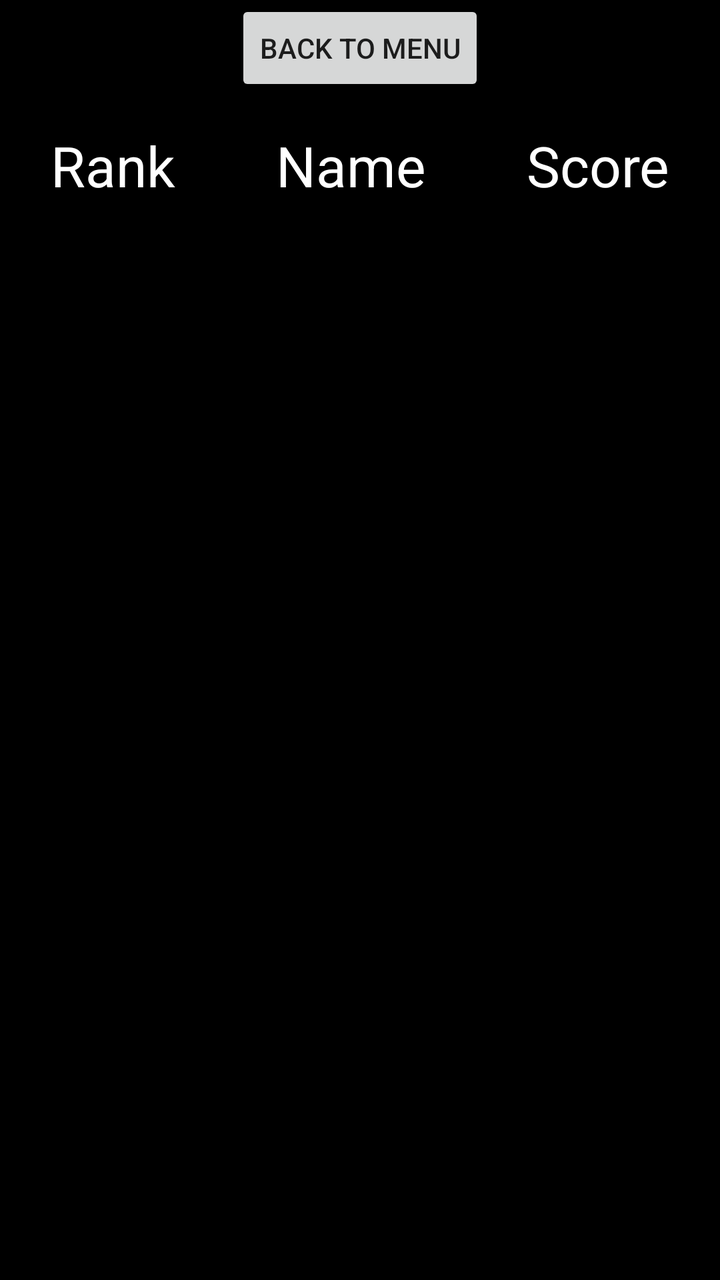
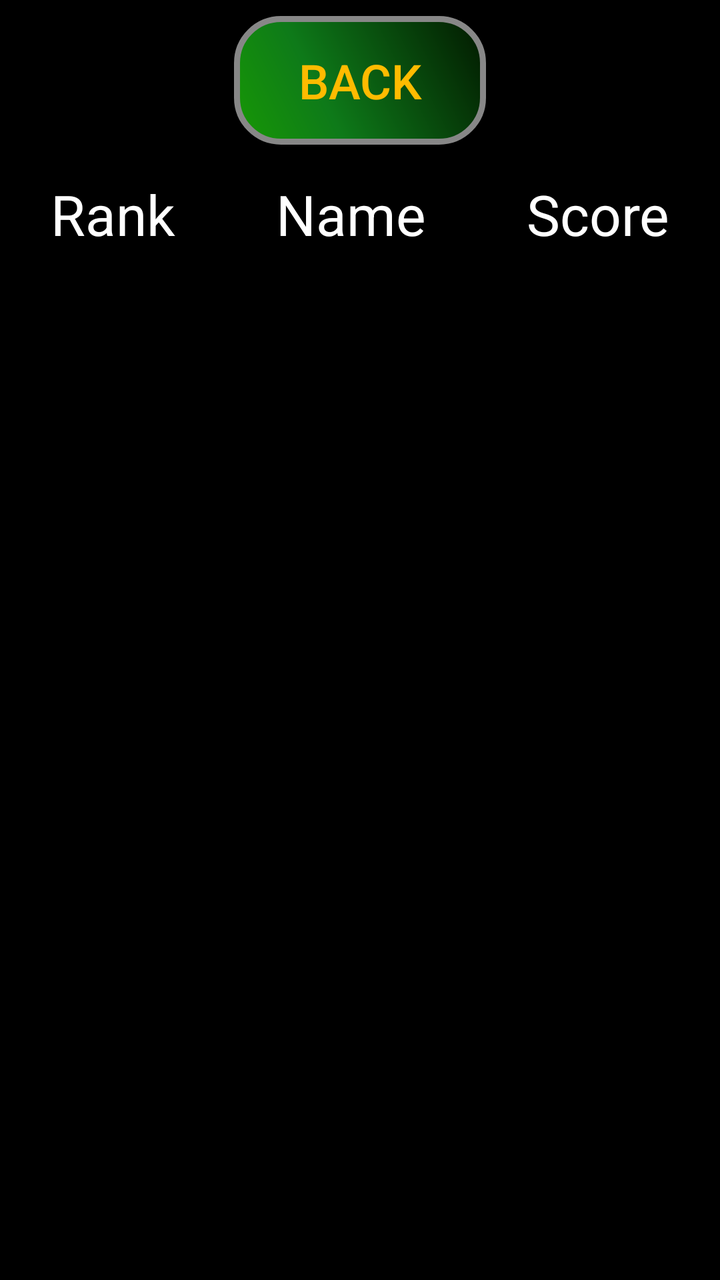

The first picture is an Android layout as it rendered before a commit; the second is the same layout after the commit. The layout source and the unified diff follow.
<!-- AndroidManifest.xml: application theme AppTheme -->
<!-- res/layout/highscores.xml -->
<?xml version="1.0" encoding="utf-8"?>
<LinearLayout xmlns:android="http://schemas.android.com/apk/res/android"
    xmlns:tools="http://schemas.android.com/tools"
    tools:context="de.spicysources.bubblepenetration.MainActivity"
    android:orientation="vertical" android:layout_width="match_parent"
    android:layout_height="match_parent"
    android:background="@color/black">

    <Button
        android:layout_width="wrap_content"
        android:layout_height="wrap_content"
        android:text="Back to Menu"
        android:id="@+id/highscore_back_button"
        android:layout_gravity="center_horizontal"
        android:onClick="backToMenu" />

    <LinearLayout
        android:orientation="horizontal"
        android:layout_width="match_parent"
        android:layout_height="wrap_content"
        android:layout_marginTop="16dp">

        <TextView
            android:layout_width="wrap_content"
            android:layout_height="wrap_content"
            android:layout_weight="1"
            android:text="Rank"
            android:textColor="@color/white"
            android:textSize="28dp"
            android:textAlignment="center"
            android:id="@+id/table_rank" />

        <TextView
            android:layout_width="wrap_content"
            android:layout_height="wrap_content"
            android:layout_weight="1"
            android:text="Name"
            android:id="@+id/table_name"
            android:textColor="@color/white"
            android:textSize="28dp"
            android:textAlignment="center"/>

        <TextView
            android:layout_width="wrap_content"
            android:layout_height="wrap_content"
            android:layout_weight="1"
            android:text="Score"
            android:id="@+id/table_score"
            android:textColor="@color/white"
            android:textSize="28dp"
            android:textAlignment="center"/>
    </LinearLayout>

    <ScrollView
        android:layout_width="match_parent"
        android:layout_height="match_parent"
        android:textAlignment="center">
        <TableLayout
            android:id="@+id/highscore_table"
            android:layout_width="match_parent"
            android:layout_height="wrap_content"
            android:paddingTop="16dp"
            android:textAlignment="center">

        </TableLayout>
    </ScrollView>

</LinearLayout>
<!-- resources referenced by this layout -->
<resources>
  <color name="black">#000000</color>
  <color name="white">#ffffff</color>
  <style name="AppTheme" parent="Base.Theme.AppCompat.Light.DarkActionBar">
  
      </style>
</resources>

<!-- the commit's change to res/layout/highscores.xml (unified diff, before → after) -->
@@ -1,68 +1,74 @@
 <?xml version="1.0" encoding="utf-8"?>
 <LinearLayout xmlns:android="http://schemas.android.com/apk/res/android"
-    xmlns:tools="http://schemas.android.com/tools"
-    tools:context="de.spicysources.bubblepenetration.MainActivity"
-    android:orientation="vertical" android:layout_width="match_parent"
-    android:layout_height="match_parent"
-    android:background="@color/black">
-
+              android:orientation="vertical"
+              android:layout_width="match_parent"
+              android:layout_height="match_parent"
+              android:background="@color/black"
+              android:clickable="false">
     <Button
-        android:layout_width="wrap_content"
-        android:layout_height="wrap_content"
-        android:text="Back to Menu"
-        android:id="@+id/highscore_back_button"
-        android:layout_gravity="center_horizontal"
-        android:onClick="backToMenu" />
-
-    <LinearLayout
-        android:orientation="horizontal"
-        android:layout_width="match_parent"
-        android:layout_height="wrap_content"
-        android:layout_marginTop="16dp">
-
-        <TextView
             android:layout_width="wrap_content"
             android:layout_height="wrap_content"
-            android:layout_weight="1"
-            android:text="Rank"
-            android:textColor="@color/white"
-            android:textSize="28dp"
-            android:textAlignment="center"
-            android:id="@+id/table_rank" />
-
-        <TextView
-            android:layout_width="wrap_content"
-            android:layout_height="wrap_content"
-            android:layout_weight="1"
-            android:text="Name"
-            android:id="@+id/table_name"
-            android:textColor="@color/white"
-            android:textSize="28dp"
-            android:textAlignment="center"/>
-
-        <TextView
-            android:layout_width="wrap_content"
-            android:layout_height="wrap_content"
-            android:layout_weight="1"
-            android:text="Score"
-            android:id="@+id/table_score"
-            android:textColor="@color/white"
-            android:textSize="28dp"
-            android:textAlignment="center"/>
-    </LinearLayout>
-
-    <ScrollView
-        android:layout_width="match_parent"
-        android:layout_height="match_parent"
-        android:textAlignment="center">
-        <TableLayout
-            android:id="@+id/highscore_table"
+            android:text="@string/back_to_menu"
+            android:textSize="24sp"
+            android:background="@drawable/button"
+            android:id="@+id/highscore_back_button"
+            android:layout_gravity="center_horizontal"
+            android:textColor="@color/gold"
+            android:onClick="backToMenu"
+            android:clickable="true"
+            android:enabled="true"
+            android:focusable="true"
+            android:layout_marginTop="8sp"/>
+    <LinearLayout
+            android:orientation="horizontal"
             android:layout_width="match_parent"
             android:layout_height="wrap_content"
-            android:paddingTop="16dp"
-            android:textAlignment="center">
-
-        </TableLayout>
+            android:layout_marginTop="16dp">
+        <TextView
+                android:layout_width="wrap_content"
+                android:layout_height="wrap_content"
+                android:layout_weight="1"
+                android:text="Rank"
+                android:textColor="@color/white"
+                android:textSize="28sp"
+                android:textAlignment="center"
+                android:id="@+id/table_rank"
+                android:enabled="true"
+                android:gravity="center_horizontal"/>
+        <TextView
+                android:layout_width="wrap_content"
+                android:layout_height="wrap_content"
+                android:layout_weight="1"
+                android:text="Name"
+                android:id="@+id/table_name"
+                android:textColor="@color/white"
+                android:textSize="28sp"
+                android:textAlignment="center"
+                android:enabled="true"
+                android:gravity="center_horizontal"/>
+        <TextView
+                android:layout_width="wrap_content"
+                android:layout_height="wrap_content"
+                android:layout_weight="1"
+                android:text="Score"
+                android:id="@+id/table_score"
+                android:textColor="@color/white"
+                android:textSize="28sp"
+                android:textAlignment="center"
+                android:enabled="true"
+                android:gravity="center_horizontal"/>
+    </LinearLayout>
+    <ScrollView
+            android:layout_width="match_parent"
+            android:layout_height="match_parent"
+            android:textAlignment="center"
+            android:gravity="center_horizontal">
+        <TableLayout
+                android:id="@+id/highscore_table"
+                android:layout_width="match_parent"
+                android:layout_height="wrap_content"
+                android:paddingTop="16dp"
+                android:textAlignment="center"
+                android:gravity="center_horizontal"/>
     </ScrollView>
-
 </LinearLayout>
<!-- resource entries referenced after the edit -->
@@ -1,7 +1,29 @@
 <!-- resources referenced by this layout -->
 <resources>
   <color name="black">#000000</color>
+  <color name="gold">#FFBB00</color>
   <color name="white">#ffffff</color>
+  <!-- drawable button (drawable) -->
+  <?xml version="1.0" encoding="utf-8"?>
+  <shape xmlns:android="http://schemas.android.com/apk/res/android" android:shape="rectangle" >
+      <corners android:radius="22dp"/>
+      <gradient
+          android:angle="45"
+          android:centerX="35%"
+          android:centerColor="#0E7A19"
+          android:startColor="#179805"
+          android:endColor="#021900"
+          android:type="linear"/>
+      <padding
+          android:left="32sp"
+          android:top="16sp"
+          android:right="32sp"
+          android:bottom="16sp"/>
+      <stroke
+          android:width="3dp"
+          android:color="#878787"/>
+  </shape>
+  <string name="back_to_menu">back</string>
   <style name="AppTheme" parent="Base.Theme.AppCompat.Light.DarkActionBar">
   
       </style>
